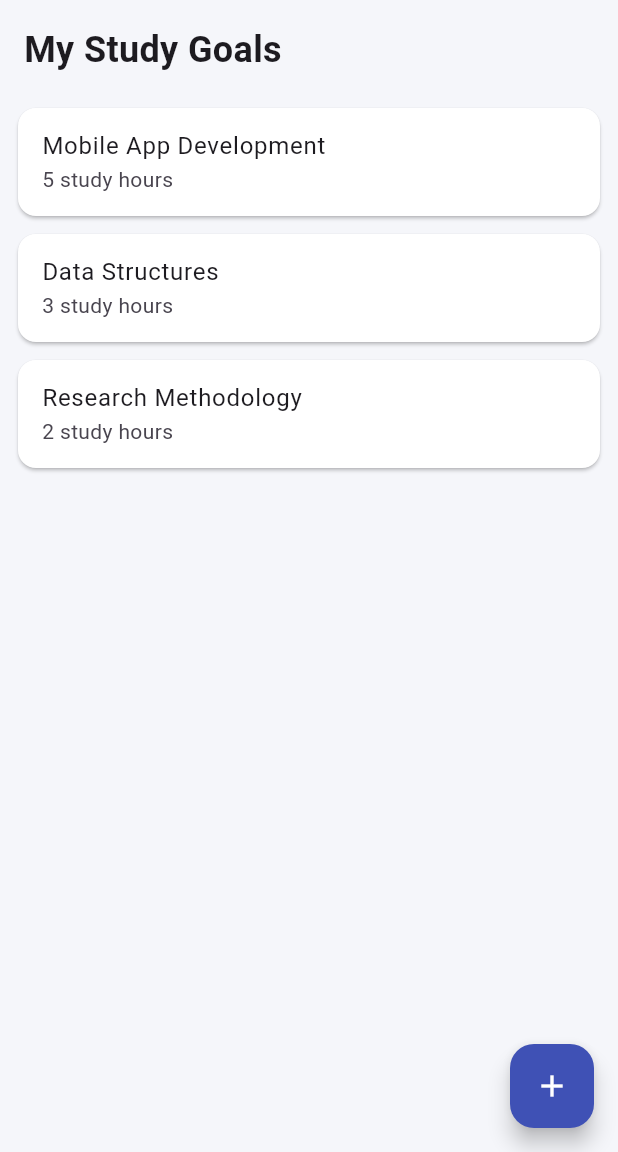
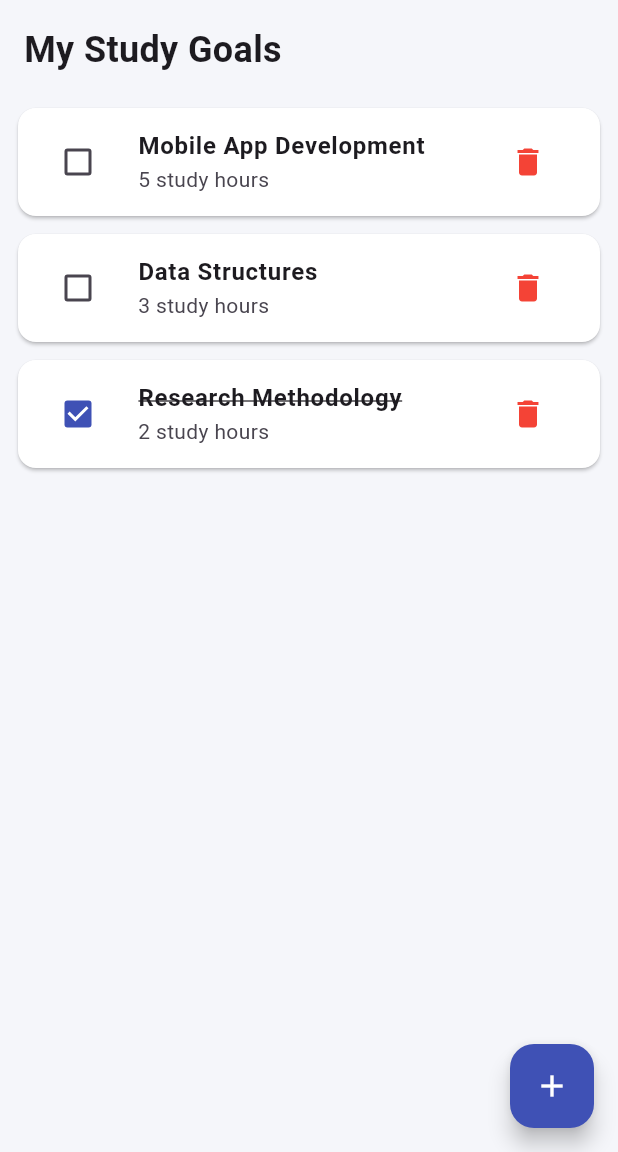
Before and after one commit to M2001-5/My-Study-Planner, a Flutter app: the screen it shows after launch, on a phone screen of 412 x 824 dp, the part 84-1236 px from its top. Run offline on Flutter 3.47's test engine with Material 3 defaults, Android fonts, the phone set to English and light mode, and no system bars; our stand-ins replace material_ui.

Commit message:
Complete Phase 2 - Working List

```diff
--- a/study_planner/lib/main.dart
+++ b/study_planner/lib/main.dart
@@ -1,4 +1,4 @@
-import 'package:flutter/material.dart';
+import 'package:material_ui/material_ui.dart';
 
 void main() {
   runApp(const MyApp());
@@ -26,9 +26,50 @@ class MyApp extends StatelessWidget {
   }
 }
 
-// STATIC: main screen (no data changes yet, so StatelessWidget)
-class StudyPlannerScreen extends StatelessWidget {
+// STATIC + LOGIC: main screen (StatefulWidget because the data changes)
+class StudyPlannerScreen extends StatefulWidget {
   const StudyPlannerScreen({super.key});
+
+  @override
+  State<StudyPlannerScreen> createState() => _StudyPlannerScreenState();
+}
+
+class _StudyPlannerScreenState extends State<StudyPlannerScreen> {
+  // LOGIC: the data (list of maps with subject, hours, done)
+  final List<Map<String, dynamic>> _goals = [
+    {'subject': 'Mobile App Development', 'hours': 5, 'done': false},
+    {'subject': 'Data Structures', 'hours': 3, 'done': false},
+    {'subject': 'Research Methodology', 'hours': 2, 'done': true},
+  ];
+
+  // LOGIC: counter used to name the sample goals
+  int _sampleCount = 0;
+
+  // LOGIC: add a sample goal (setState rebuilds the screen)
+  void _addSampleGoal() {
+    setState(() {
+      _sampleCount = _sampleCount + 1;
+      _goals.add({
+        'subject': 'Sample goal $_sampleCount',
+        'hours': 2,
+        'done': false,
+      });
+    });
+  }
+
+  // LOGIC: mark a goal as done / not done
+  void _toggleGoal(int index) {
+    setState(() {
+      _goals[index]['done'] = !(_goals[index]['done'] as bool);
+    });
+  }
+
+  // LOGIC: delete a goal
+  void _deleteGoal(int index) {
+    setState(() {
+      _goals.removeAt(index);
+    });
+  }
 
   @override
   Widget build(BuildContext context) {
@@ -39,49 +80,71 @@ class StudyPlannerScreen extends StatelessWidget {
       ),
       body: Column(
         crossAxisAlignment: CrossAxisAlignment.start,
-        children: const [
+        children: [
           // STATIC: heading above the list
-          Padding(
+          const Padding(
             padding: EdgeInsets.all(16),
             child: Text(
               'My Study Goals',
               style: TextStyle(fontSize: 24, fontWeight: FontWeight.bold),
             ),
           ),
-          // STATIC: goal card 1 (hard-coded)
-          Card(
+          // STATIC: list built from the data (no hard-coded cards)
+          Expanded(
+            child: ListView.builder(
+              // CONNECTION 1: the UI reads its data from the LOGIC list
+              itemCount: _goals.length,
+              itemBuilder: (context, index) {
+                final Map<String, dynamic> goal = _goals[index];
+                final bool done = goal['done'] as bool;
+
+                return Card(
                   color: Colors.white,
-            margin: EdgeInsets.symmetric(horizontal: 12, vertical: 6),
+                  margin: const EdgeInsets.symmetric(
+                    horizontal: 12,
+                    vertical: 6,
+                  ),
                   child: ListTile(
-              title: Text('Mobile App Development'),
-              subtitle: Text('5 study hours'),
+                    leading: Checkbox(
+                      activeColor: Colors.indigo,
+                      value: done,
+                      onChanged: (value) {
+                        _toggleGoal(index);
+                      },
+                    ),
+                    title: Text(
+                      goal['subject'] as String,
+                      style: TextStyle(
+                        fontWeight: FontWeight.w600,
+                        decoration:
+                            done ? TextDecoration.lineThrough : null,
                       ),
                     ),
-          // STATIC: goal card 2 (hard-coded)
-          Card(
-            color: Colors.white,
-            margin: EdgeInsets.symmetric(horizontal: 12, vertical: 6),
-            child: ListTile(
-              title: Text('Data Structures'),
-              subtitle: Text('3 study hours'),
+                    subtitle: Text('${goal['hours']} study hours'),
+                    trailing: IconButton(
+                      icon: const Icon(Icons.delete, color: Colors.red),
+                      // CONNECTION 2: the UI calls LOGIC functions
+                      onPressed: () {
+                        _deleteGoal(index);
+                      },
                     ),
+                    onTap: () {
+                      _toggleGoal(index);
+                    },
                   ),
-          // STATIC: goal card 3 (hard-coded)
-          Card(
-            color: Colors.white,
-            margin: EdgeInsets.symmetric(horizontal: 12, vertical: 6),
-            child: ListTile(
-              title: Text('Research Methodology'),
-              subtitle: Text('2 study hours'),
+                );
+              },
             ),
           ),
         ],
       ),
-      // STATIC: floating button that does nothing yet
+      // STATIC: button that adds a sample goal for now
       floatingActionButton: FloatingActionButton(
         backgroundColor: Colors.indigo,
         foregroundColor: Colors.white,
-        onPressed: () {},
+        onPressed: () {
+          _addSampleGoal();
+        },
         child: const Icon(Icons.add),
       ),
     );
--- a/study_planner/pubspec.yaml
+++ b/study_planner/pubspec.yaml
@@ -30,7 +30,7 @@ environment:
 dependencies:
   flutter:
     sdk: flutter
-  material_ui: ^1.1.0
+  material_ui: ^1.11.1
 
   # The following adds the Cupertino Icons font to your application.
   # Use with the CupertinoIcons class for iOS style icons.
```
Lines whose indentation alone changed are shown as unchanged.
